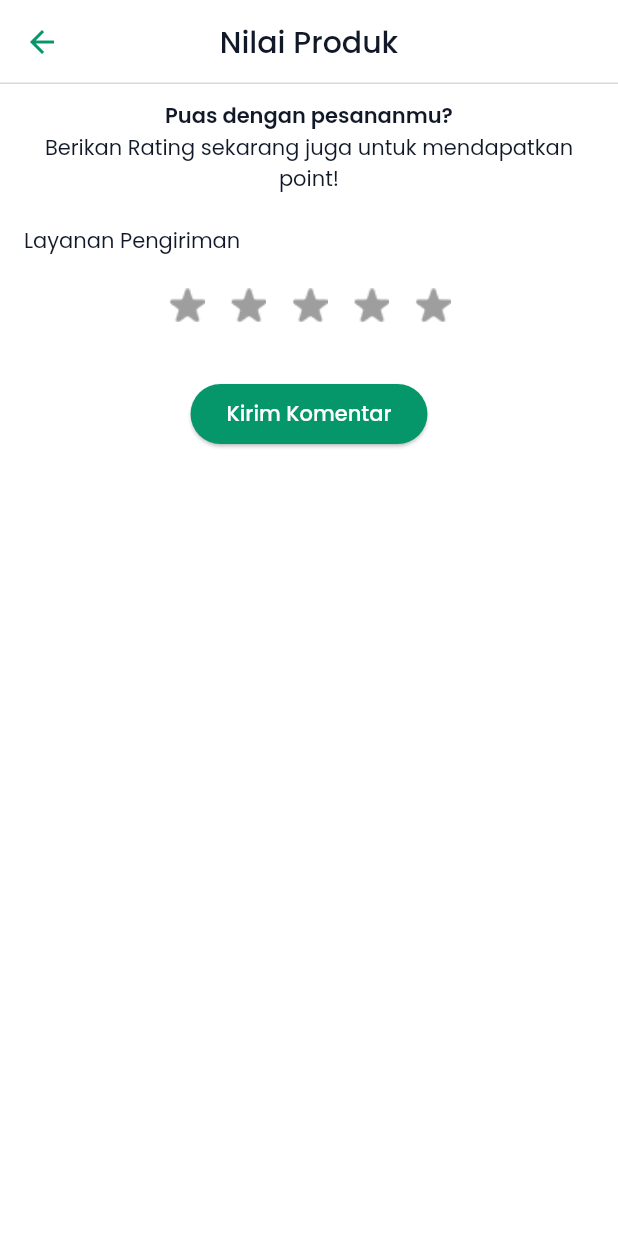
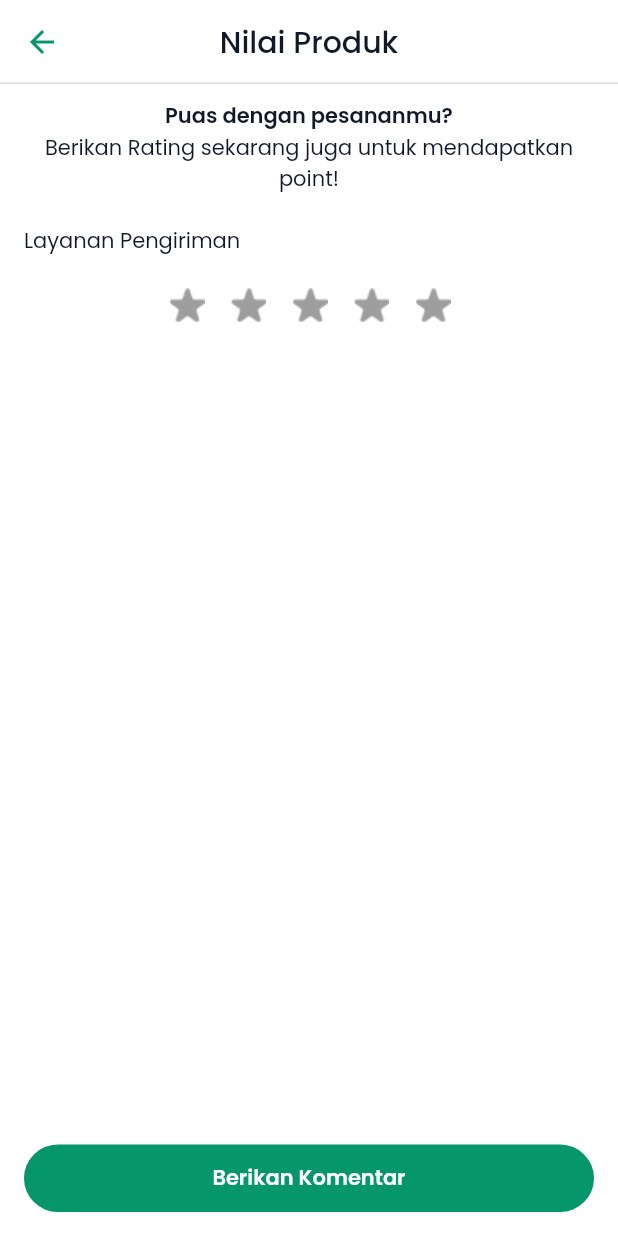
Before and after one commit to Ecowave-Alterra/ecowave-flutter, a Flutter app: the RatingPage screen opened directly with empty values, on a phone screen of 412 x 824 dp. Run offline on Flutter 3.47's test engine with Material 2 defaults, Android fonts, the phone set to English and light mode, and no system bars; drawn by our look-alikes of flutter_rating_bar; our stand-ins replace another_flushbar, cached_network_image, carousel_slider, dio, equatable, file_picker and 9 more; accounts and stored records are empty; network calls fail.

Commit message:
fixing alert rating

```diff
--- a/lib/features/transaction/bloc/history_transaction/history_transaction_state.dart
+++ b/lib/features/transaction/bloc/history_transaction/history_transaction_state.dart
@@ -39,10 +39,29 @@ class HistorySendingTransactionSuccess extends HistoryTransactionState {
 
 class HistorySuccessTransactionSuccess extends HistoryTransactionState {
   final List<HistoryTransactionModel> dataSuccess;
+  final bool isUpdated;
+  final String messageUpdated;
 
   const HistorySuccessTransactionSuccess({
     required this.dataSuccess,
+    this.isUpdated = false,
+    this.messageUpdated = "",
   });
+
+  @override
+  List<Object> get props => [dataSuccess, messageUpdated, isUpdated];
+
+  HistorySuccessTransactionSuccess copyWith({
+    List<HistoryTransactionModel>? dataSuccess,
+    bool? isUpdated,
+    String? messageUpdated,
+  }) {
+    return HistorySuccessTransactionSuccess(
+      dataSuccess: dataSuccess ?? this.dataSuccess,
+      isUpdated: isUpdated ?? this.isUpdated,
+      messageUpdated: messageUpdated ?? this.messageUpdated,
+    );
+  }
 }
 
 class HistoryFailedTransactionSuccess extends HistoryTransactionState {
--- a/lib/features/transaction/view/pages/rating_page.dart
+++ b/lib/features/transaction/view/pages/rating_page.dart
@@ -26,6 +26,7 @@ class _RatingPageState extends State<RatingPage> {
   final List<TextEditingController> _fotoControllers = [];
   final List<TextEditingController> _videoControllers = [];
   final List<TextEditingController> _komenControllers = [];
+  final ValueNotifier<bool> isExist = ValueNotifier<bool>(true);
 
   @override
   void initState() {
@@ -292,23 +293,84 @@ class _RatingPageState extends State<RatingPage> {
                   ),
                 ),
                 36.0.height,
-                ElevatedButton(
-                  onPressed: () {
-                    showConfirmation(
-                        title: 'Apakah penilaianmu sudah benar?',
-                        message:
-                            'Kami akan memasukkan penilaian ini ke data kami',
-                        nameButtonConfirmation: 'Nilai',
-                        colorButtonConfirmation: AppColors.primary500,
-                        pressNavConfirmation: () {
+                // ElevatedButton(
+                //   onPressed: () {
+                //     showConfirmation(
+                //         title: 'Apakah penilaianmu sudah benar?',
+                //         message:
+                //             'Kami akan memasukkan penilaian ini ke data kami',
+                //         nameButtonConfirmation: 'Nilai',
+                //         colorButtonConfirmation: AppColors.primary500,
+                //         pressNavConfirmation: () {
+                //           List<RatingData> ratingDataList = [];
+
+                //           for (int i = 0;
+                //               i < widget.detailRating.orderDetail.length;
+                //               i++) {
+                //             // Retrieve the necessary data for each rating item
+                //             double ratingProduct = double.tryParse(
+                //                     _rateProdukControllers[i].text) ??
+                //                 1.0;
+                //             String? photoUrl = _fotoControllers[i].text;
+                //             String? videoUrl = _videoControllers[i].text;
+                //             String? comment = _komenControllers[i].text;
+
+                //             RatingData ratingData = RatingData(
+                //               ratingProduct: ratingProduct,
+                //               photoUrl: photoUrl,
+                //               videoUrl: videoUrl,
+                //               comment: comment,
+                //             );
+                //             ratingDataList.add(ratingData);
+                //           }
+
+                //           double expeditionRating =
+                //               double.tryParse(_rateLayananController.text) ??
+                //                   1.0;
+
+                //           context.read<HistoryTransactionBloc>().add(
+                //               PostRatingDataEvent(
+                //                   ratingDataList: ratingDataList,
+                //                   expeditionRating: expeditionRating,
+                //                   transactionId:
+                //                       widget.detailRating.transactionId));
+
+                //           context.pop();
+                //         },
+                //         context: context,
+                //         nameButtonUnConfirmation: 'Tidak');
+                //   },
+                //   style: ElevatedButton.styleFrom(
+                //       backgroundColor: AppColors.primary500),
+                //   child: const Text(
+                //     "Kirim Komentar",
+                //     style: TextStyle(color: AppColors.white),
+                //   ),
+                // ),
+                80.0.height,
+              ],
+            ),
+          ),
+        ),
+      ),
+      floatingActionButtonLocation: FloatingActionButtonLocation.centerDocked,
+      floatingActionButton: Padding(
+        padding: const EdgeInsets.all(AppSizes.primary),
+        child: ValueListenableBuilder<bool>(
+          valueListenable: isExist,
+          builder: (context, value, _) => EcoFormButton(
+            height: 45.0,
+            label: "Berikan Komentar",
+            onPressed: value
+                ? () async {
                     List<RatingData> ratingDataList = [];
 
                     for (int i = 0;
                         i < widget.detailRating.orderDetail.length;
                         i++) {
                       // Retrieve the necessary data for each rating item
-                            double ratingProduct = double.tryParse(
-                                    _rateProdukControllers[i].text) ??
+                      double ratingProduct =
+                          double.tryParse(_rateProdukControllers[i].text) ??
                               1.0;
                       String? photoUrl = _fotoControllers[i].text;
                       String? videoUrl = _videoControllers[i].text;
@@ -324,38 +386,19 @@ class _RatingPageState extends State<RatingPage> {
                     }
 
                     double expeditionRating =
-                              double.tryParse(_rateLayananController.text) ??
-                                  1.0;
+                        double.tryParse(_rateLayananController.text) ?? 1.0;
 
                     context.read<HistoryTransactionBloc>().add(
                         PostRatingDataEvent(
                             ratingDataList: ratingDataList,
                             expeditionRating: expeditionRating,
-                                  transactionId:
-                                      widget.detailRating.transactionId));
+                            transactionId: widget.detailRating.transactionId));
 
-                          showPoint(
-                              nilaiPoint: 10,
-                              context: context,
-                              onPress: () {
                     context.popToRoot();
-                                context.read<TabbarBloc>().add((0));
+                    context.read<TabbarBloc>().add(3);
                     widget.moveTab();
-                              });
-                        },
-                        context: context,
-                        nameButtonUnConfirmation: 'Tidak');
-                  },
-                  style: ElevatedButton.styleFrom(
-                      backgroundColor: AppColors.primary500),
-                  child: const Text(
-                    "Kirim Komentar",
-                    style: TextStyle(color: AppColors.white),
-                  ),
-                ),
-                20.0.height,
-              ],
-            ),
+                  }
+                : null,
           ),
         ),
       ),
```
Also changed, not shown: lib/features/transaction/bloc/history_transaction/history_transaction_bloc.dart (+8 -2 lines), lib/features/transaction/model/services/history_transaction_service.dart (+4 -24 lines), lib/features/transaction/view/pages/success_history_transaction_page.dart (+10 -3 lines). Lines whose indentation alone changed are shown as unchanged.
